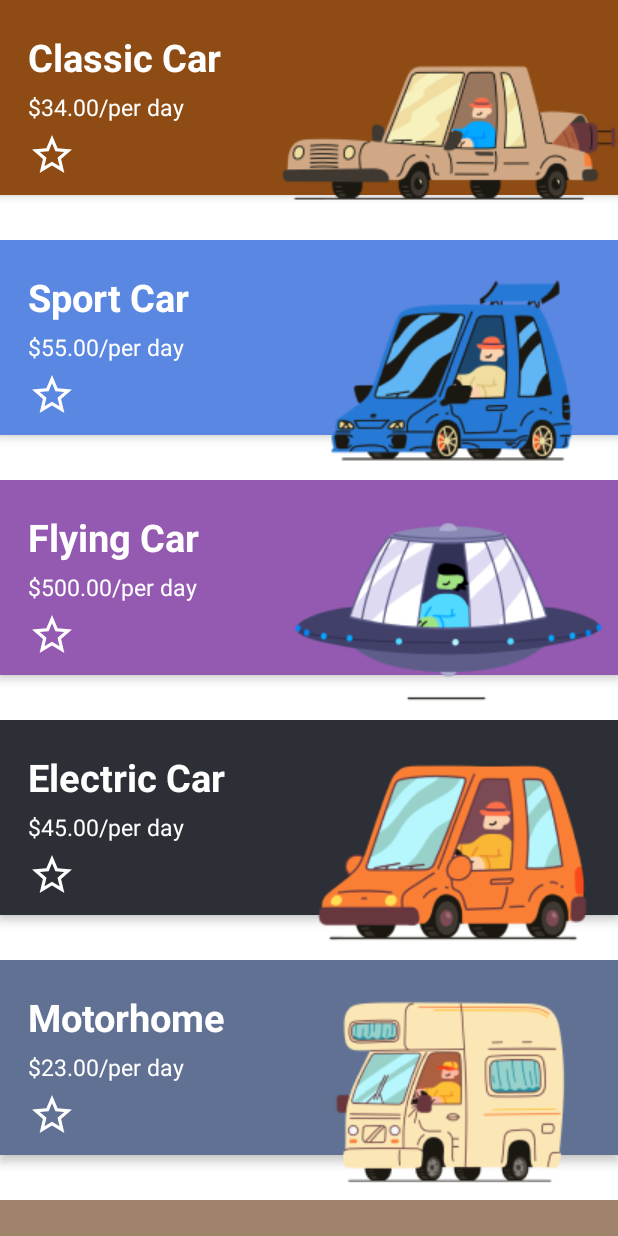
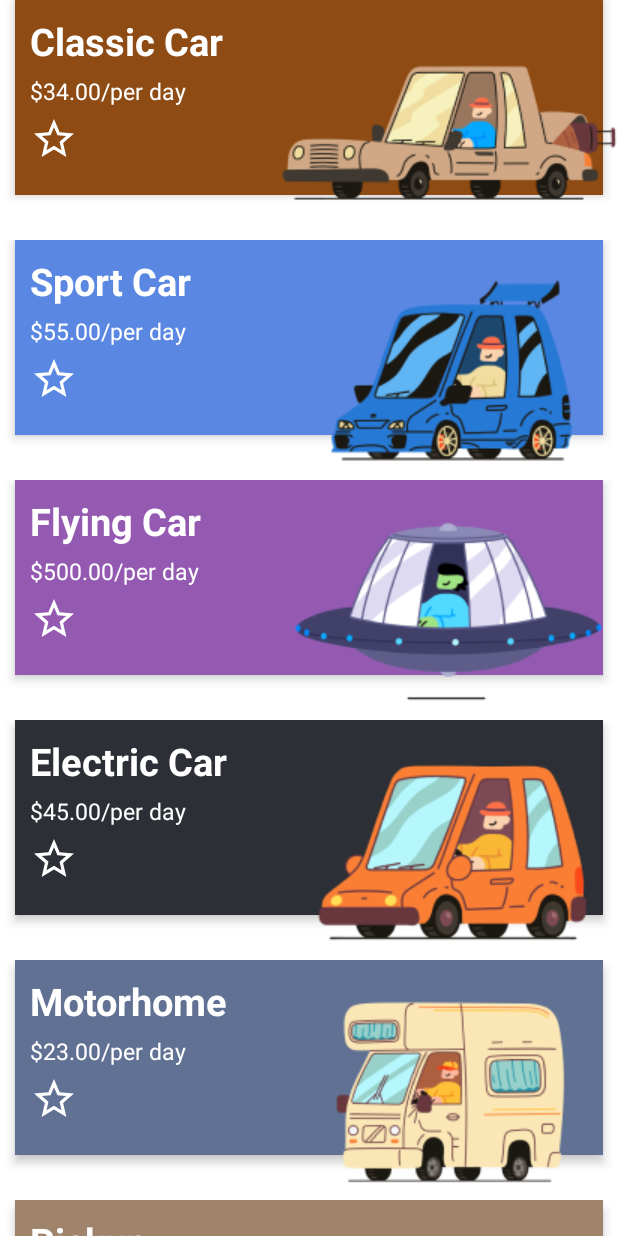
Before and after one commit to R4ULSP/Ejercicio_9_-_RecyclerView, an Android app: the fragment CarFragment placed in its activity, on a phone screen of 412 x 824 dp. Run offline under Robolectric (Android 15) with nearby library versions, the phone set to English and light mode, and no system bars.

```diff
--- a/app/build.gradle
+++ b/app/build.gradle
@@ -29,6 +29,7 @@ android {
         sourceCompatibility JavaVersion.VERSION_1_8
         targetCompatibility JavaVersion.VERSION_1_8
     }
+    namespace 'es.travelworld.ejercicio9_recyclerview'
 }
 
 dependencies {
--- a/app/src/main/AndroidManifest.xml
+++ b/app/src/main/AndroidManifest.xml
@@ -1,6 +1,5 @@
 <?xml version="1.0" encoding="utf-8"?>
-<manifest xmlns:android="http://schemas.android.com/apk/res/android"
-    package="es.travelworld.ejercicio9_recyclerview">
+<manifest xmlns:android="http://schemas.android.com/apk/res/android">
 
     <application
         android:allowBackup="true"
--- a/app/src/main/java/es/travelworld/ejercicio9_recyclerview/domain/CarItem.java
+++ b/app/src/main/java/es/travelworld/ejercicio9_recyclerview/domain/CarItem.java
@@ -5,12 +5,10 @@ public class CarItem {
     private final float carPrice;
     private final String carType;
     private final String carName;
-    private final ResourcesCar resourcesCar;
 
-    public CarItem(float carPrice, String carType, String carName, ResourcesCar resourcesCar) {
+    public CarItem(float carPrice, String carType, String carName) {
         this.carPrice = carPrice;
         this.carType = carType;
-        this.resourcesCar = resourcesCar;
         this.carName = carName;
     }
 
@@ -22,10 +20,6 @@ public class CarItem {
         return carType;
     }
 
-    public ResourcesCar getResourcesCar() {
-        return resourcesCar;
-    }
-
     public String getCarName() {
         return carName;
     }
--- a/app/src/main/java/es/travelworld/ejercicio9_recyclerview/domain/ResourcesCar.java
+++ /dev/null
@@ -1,13 +0,0 @@
-package es.travelworld.ejercicio9_recyclerview.domain;
-
-public class ResourcesCar {
-    private final String carType;
-
-    public ResourcesCar(String carType) {
-        this.carType = carType;
-    }
-
-    public String getCarType() {
-        return carType;
-    }
-}
--- a/app/src/main/java/es/travelworld/ejercicio9_recyclerview/domain/User.java
+++ b/app/src/main/java/es/travelworld/ejercicio9_recyclerview/domain/User.java
@@ -63,7 +63,6 @@ public class User implements Parcelable {
     }
 
     public User() {
-        this.password = "1234";
     }
 
     protected User(Parcel in) {
--- a/app/src/main/java/es/travelworld/ejercicio9_recyclerview/view/HomeActivity.java
+++ b/app/src/main/java/es/travelworld/ejercicio9_recyclerview/view/HomeActivity.java
@@ -44,12 +44,7 @@ public class HomeActivity extends AppCompatActivity {
         binding = ActivityHomeBinding.inflate(getLayoutInflater());
         setContentView(binding.getRoot());
 
-        //user = getIntent().getParcelableExtra(KEY_USER);
-        user = new User();
-        user.setName("a");
-        user.setLastname("b");
-        user.setPassword("c");
-        user.setAgeGroup("1");
+        user = getIntent().getParcelableExtra(KEY_USER);
 
         setSupportActionBar(binding.toolbar);
 
--- a/app/src/main/java/es/travelworld/ejercicio9_recyclerview/view/MainActivity.java
+++ b/app/src/main/java/es/travelworld/ejercicio9_recyclerview/view/MainActivity.java
@@ -31,9 +31,6 @@ public class MainActivity extends AppCompatActivity implements OnBoardingFragmen
 
         FragmentStateAdapter fragmentStateAdapter = new MainActivityFragmentStateAdapter(this);
         binding.viewPager.setAdapter(fragmentStateAdapter);
-
-        Intent intent = new Intent(this,HomeActivity.class);
-        startActivity(intent);
     }
 
     @Override
--- a/app/src/main/java/es/travelworld/ejercicio9_recyclerview/view/fragments/CarFragment.java
+++ b/app/src/main/java/es/travelworld/ejercicio9_recyclerview/view/fragments/CarFragment.java
@@ -1,6 +1,5 @@
 package es.travelworld.ejercicio9_recyclerview.view.fragments;
 
-import static es.travelworld.ejercicio9_recyclerview.domain.References.PRUEBAS;
 
 import android.os.Bundle;
 
@@ -8,17 +7,16 @@ import androidx.annotation.NonNull;
 import androidx.fragment.app.Fragment;
 import androidx.recyclerview.widget.LinearLayoutManager;
 
-import android.util.Log;
 import android.view.LayoutInflater;
 import android.view.View;
 import android.view.ViewGroup;
+import android.widget.Toast;
 
 import java.util.ArrayList;
 import java.util.List;
 
 import es.travelworld.ejercicio9_recyclerview.databinding.FragmentCarBinding;
 import es.travelworld.ejercicio9_recyclerview.domain.CarItem;
-import es.travelworld.ejercicio9_recyclerview.domain.ResourcesCar;
 import es.travelworld.ejercicio9_recyclerview.view.fragments.adapter.CarListAdapter;
 
 
@@ -52,21 +50,19 @@ public class CarFragment extends Fragment {
     private void setUpRecycler(FragmentCarBinding binding) {
         binding.carList.setHasFixedSize(true);
         binding.carList.setLayoutManager(new LinearLayoutManager(getContext()));
-        binding.carList.setAdapter(new CarListAdapter(getCarList()));
-        Log.d(PRUEBAS,"Entra en el setUp");
+        binding.carList.setAdapter(new CarListAdapter(getCarList(), carItem -> Toast.makeText(requireActivity(),carItem.getCarName(),Toast.LENGTH_SHORT).show()));
     }
 
     private List<CarItem> getCarList() {
         List<CarItem> list = new ArrayList<>();
-        //TODO revisar que hacer con el resourcesCar
-        list.add(new CarItem(34f, "classic", "Classic Car", new ResourcesCar("classic")));
-        list.add(new CarItem(55f, "sport", "Sport Car", new ResourcesCar("sport")));
-        list.add(new CarItem(500f, "flying", "Flying Car", new ResourcesCar("flying")));
-        list.add(new CarItem(45f, "electric", "Electric Car", new ResourcesCar("electric")));
-        list.add(new CarItem(23f, "motor_home", "Motorhome", new ResourcesCar("motor_home")));
-        list.add(new CarItem(10f, "pick_up", "Pickup", new ResourcesCar("pick_up")));
-        list.add(new CarItem(11f, "airplane", "Airplane", new ResourcesCar("airplane")));
-        list.add(new CarItem(14f, "bus", "Bus", new ResourcesCar("bus")));
+        list.add(new CarItem(34f, "classic", "Classic Car"));
+        list.add(new CarItem(55f, "sport", "Sport Car"));
+        list.add(new CarItem(500f, "flying", "Flying Car"));
+        list.add(new CarItem(45f, "electric", "Electric Car"));
+        list.add(new CarItem(23f, "motor_home", "Motorhome"));
+        list.add(new CarItem(10f, "pick_up", "Pickup"));
+        list.add(new CarItem(11f, "airplane", "Airplane"));
+        list.add(new CarItem(14f, "bus", "Bus"));
 
         return list;
     }
--- a/app/src/main/java/es/travelworld/ejercicio9_recyclerview/view/fragments/RegisterFragment.java
+++ b/app/src/main/java/es/travelworld/ejercicio9_recyclerview/view/fragments/RegisterFragment.java
@@ -164,6 +164,7 @@ public class RegisterFragment extends Fragment implements View.OnClickListener,
             startActivity(intent);
         } else if (view.equals(binding.registerJoinButton)) {
             User user = new User();
+            user.setPassword("1234");
             user.setName(Objects.requireNonNull(binding.registerInputName.getText()).toString());
             user.setLastname(Objects.requireNonNull(binding.registerInputLastname.getText()).toString());
             user.setAgeGroup(binding.registerInputAge.getText().toString());
--- a/app/src/main/java/es/travelworld/ejercicio9_recyclerview/view/fragments/adapter/CarListAdapter.java
+++ b/app/src/main/java/es/travelworld/ejercicio9_recyclerview/view/fragments/adapter/CarListAdapter.java
@@ -1,8 +1,5 @@
 package es.travelworld.ejercicio9_recyclerview.view.fragments.adapter;
 
-import static es.travelworld.ejercicio9_recyclerview.domain.References.PRUEBAS;
-
-import android.util.Log;
 import android.view.LayoutInflater;
 import android.view.ViewGroup;
 
@@ -17,28 +14,25 @@ import es.travelworld.ejercicio9_recyclerview.domain.CarItem;
 public class CarListAdapter extends RecyclerView.Adapter<RecyclerView.ViewHolder> {
 
     private final List<CarItem> items;
+    private final OnItemCarClick listener;
 
-    public CarListAdapter(List<CarItem> items) {
+
+
+    public CarListAdapter(List<CarItem> items, OnItemCarClick listener) {
         this.items = items;
-        Log.d(PRUEBAS,"Entra en el constructor del carlist: " + items.size());
-
+        this.listener = listener;
     }
 
     @NonNull
     @Override
     public RecyclerView.ViewHolder onCreateViewHolder(@NonNull ViewGroup parent, int viewType) {
         ItemlayoutCarListBinding binding = ItemlayoutCarListBinding.inflate(LayoutInflater.from(parent.getContext()),parent,false);
-
-        Log.d(PRUEBAS,"Entra en el onCreateViewHolder");
-
-        return new CarListViewHolder(binding);
+        return new CarListViewHolder(binding, listener);
     }
 
     @Override
     public void onBindViewHolder(@NonNull RecyclerView.ViewHolder holder, int position) {
-        Log.d(PRUEBAS,"Estoy en la posición: " + position);
         if(holder instanceof CarListViewHolder){
-            Log.d(PRUEBAS,"Estoy en la posición: " + position);
             ((CarListViewHolder)holder).bind(items.get(position));
         }
 
@@ -49,4 +43,8 @@ public class CarListAdapter extends RecyclerView.Adapter<RecyclerView.ViewHolder
 
         return items.size();
     }
+
+    public interface OnItemCarClick{
+        void onItemClick(CarItem carItem);
+    }
 }
--- a/app/src/main/java/es/travelworld/ejercicio9_recyclerview/view/fragments/adapter/CarListViewHolder.java
+++ b/app/src/main/java/es/travelworld/ejercicio9_recyclerview/view/fragments/adapter/CarListViewHolder.java
@@ -1,6 +1,4 @@
 package es.travelworld.ejercicio9_recyclerview.view.fragments.adapter;
-
-import android.widget.Toast;
 
 import androidx.annotation.NonNull;
 import androidx.recyclerview.widget.RecyclerView;
@@ -12,11 +10,12 @@ import es.travelworld.ejercicio9_recyclerview.domain.CarItem;
 public class CarListViewHolder extends RecyclerView.ViewHolder {
 
     private final ItemlayoutCarListBinding binding;
+    private final CarListAdapter.OnItemCarClick listener;
 
-    public CarListViewHolder(@NonNull ItemlayoutCarListBinding bindingView) {
+    public CarListViewHolder(@NonNull ItemlayoutCarListBinding bindingView, CarListAdapter.OnItemCarClick listener) {
         super(bindingView.getRoot());
         this.binding = bindingView;
-
+        this.listener = listener;
 
     }
 
@@ -26,7 +25,7 @@ public class CarListViewHolder extends RecyclerView.ViewHolder {
         binding.carPrice.setText(itemView.getContext().getString(R.string.price_car, carItem.getCarPrice()));
         binding.cardItem.setBackgroundResource(getCardColor(carItem.getCarType()));
 
-        binding.cardItem.setOnClickListener(view -> Toast.makeText(itemView.getContext(), carItem.getCarName(), Toast.LENGTH_SHORT).show());
+        itemView.setOnClickListener(view -> listener.onItemClick(carItem));
     }
 
     private int getCardColor(String carType) {
--- a/app/src/main/res/layout/itemlayout_car_list.xml
+++ b/app/src/main/res/layout/itemlayout_car_list.xml
@@ -10,12 +10,12 @@
         android:id="@+id/cardItem"
         android:layout_width="match_parent"
         android:layout_height="130dp"
-        app:cardCornerRadius="15dp"
+        android:layout_marginHorizontal="10dp"
+        app:cardCornerRadius="30dp"
         app:cardElevation="4dp"
         app:cardPreventCornerOverlap="true"
-        app:cardUseCompatPadding="true"
-        tools:backgroundTint="@color/light_blue"
-        app:layout_constraintTop_toTopOf="parent">
+        app:layout_constraintTop_toTopOf="parent"
+        tools:backgroundTint="@color/light_blue">
 
         <androidx.constraintlayout.widget.ConstraintLayout
             android:layout_width="match_parent"
@@ -64,10 +64,9 @@
         android:id="@+id/carPhoto"
         android:layout_width="wrap_content"
         android:layout_height="wrap_content"
+        android:elevation="4dp"
         app:layout_constraintBottom_toBottomOf="parent"
         app:layout_constraintEnd_toEndOf="parent"
-        tools:srcCompat="@drawable/classic_car"
-        android:elevation="4dp"
-        />
+        tools:srcCompat="@drawable/classic_car" />
 
 </androidx.constraintlayout.widget.ConstraintLayout>
--- a/build.gradle
+++ b/build.gradle
@@ -1,7 +1,7 @@
 // Top-level build file where you can add configuration options common to all sub-projects/modules.
 plugins {
-    id 'com.android.application' version '7.1.3' apply false
-    id 'com.android.library' version '7.1.3' apply false
+    id 'com.android.application' version '7.2.0' apply false
+    id 'com.android.library' version '7.2.0' apply false
 }
 
 task clean(type: Delete) {
```
Also changed, not shown: gradle/wrapper/gradle-wrapper.properties.
